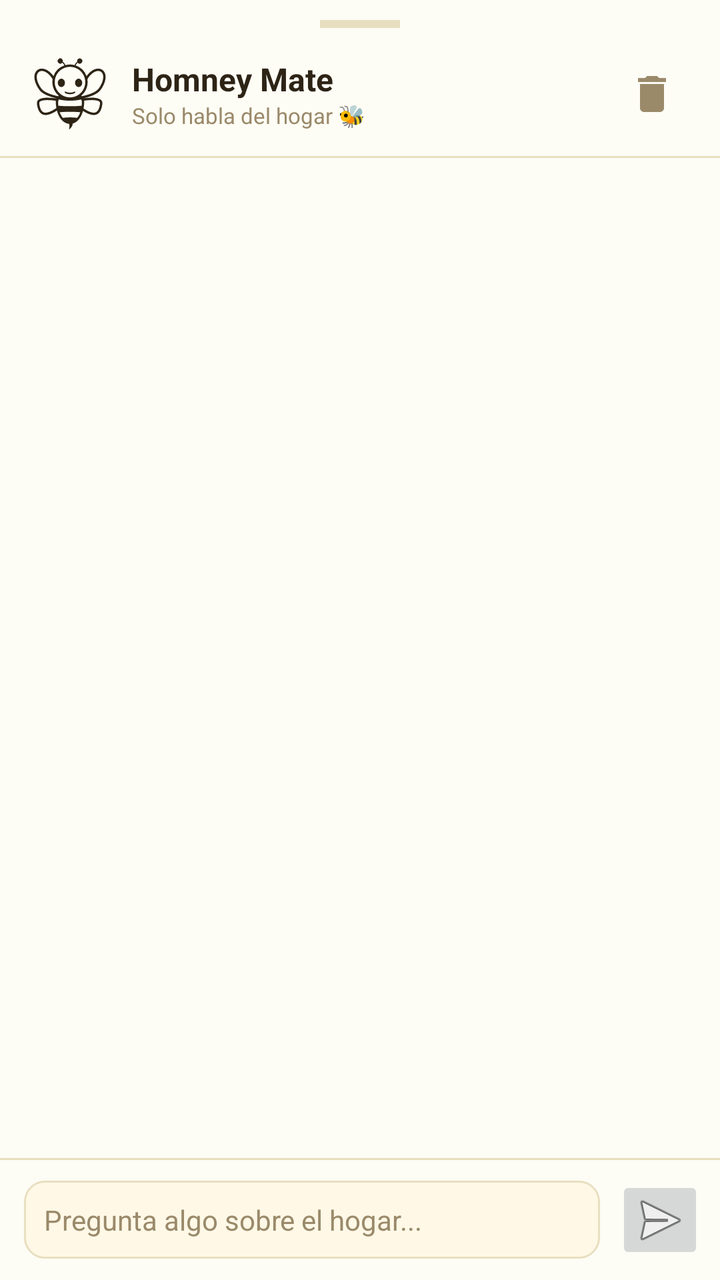
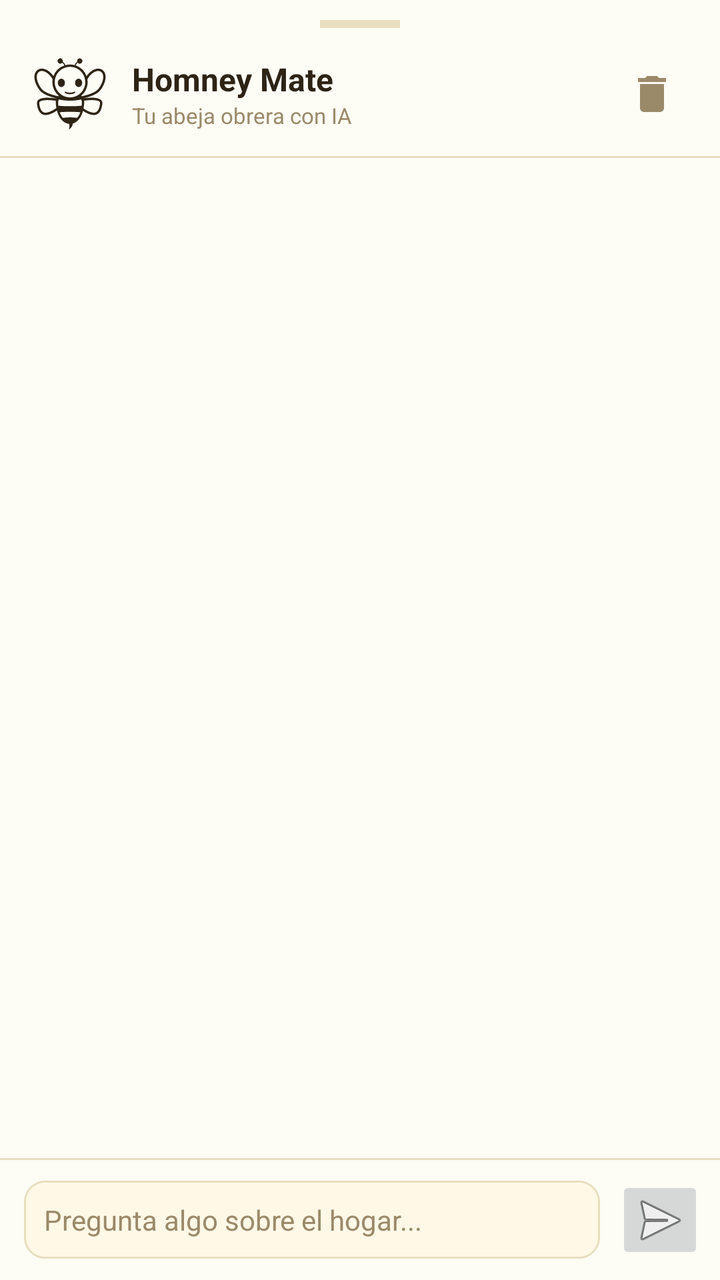

Compare the two renders of this Android layout. The source of the first and the diff that turns it into the second are given below.
<!-- AndroidManifest.xml: application theme Theme.HomneyApp -->
<!-- res/layout/fragment_hogar_ai_chat.xml -->
<?xml version="1.0" encoding="utf-8"?>
<LinearLayout
    xmlns:android="http://schemas.android.com/apk/res/android"
    android:layout_width="match_parent"
    android:layout_height="match_parent"
    android:orientation="vertical"
    android:background="@color/background">

    
    <View
        android:layout_width="40dp"
        android:layout_height="4dp"
        android:layout_gravity="center_horizontal"
        android:layout_marginTop="10dp"
        android:layout_marginBottom="6dp"
        android:background="@color/border" />

    
    <LinearLayout
        android:layout_width="match_parent"
        android:layout_height="wrap_content"
        android:orientation="horizontal"
        android:gravity="center_vertical"
        android:paddingStart="16dp"
        android:paddingEnd="16dp"
        android:paddingTop="8dp"
        android:paddingBottom="12dp">

        <ImageView
            android:layout_width="38dp"
            android:layout_height="38dp"
            android:src="@drawable/homney_mate"
            android:layout_marginEnd="12dp" />

        <LinearLayout
            android:layout_width="0dp"
            android:layout_height="wrap_content"
            android:layout_weight="1"
            android:orientation="vertical">

            <TextView
                android:layout_width="wrap_content"
                android:layout_height="wrap_content"
                android:text="Homney Mate"
                android:textColor="@color/text"
                android:textSize="16sp"
                android:textStyle="bold" />

            <TextView
                android:layout_width="wrap_content"
                android:layout_height="wrap_content"
                android:text="Solo habla del hogar 🐝"
                style="@style/Homney.Text.Muted"
                android:textSize="11sp" />
        </LinearLayout>

        <ImageButton
            android:id="@+id/btn_limpiar_historial"
            android:layout_width="36dp"
            android:layout_height="36dp"
            android:src="@drawable/ic_limpiar_chat"
            android:contentDescription="Limpiar historial"
            android:background="?attr/selectableItemBackgroundBorderless"
            android:padding="6dp" />

    </LinearLayout>

    
    <View
        android:layout_width="match_parent"
        android:layout_height="1dp"
        android:background="@color/border" />

    
    <ScrollView
        android:id="@+id/scroll_chat"
        android:layout_width="match_parent"
        android:layout_height="0dp"
        android:layout_weight="1"
        android:fillViewport="false"
        android:clipToPadding="false">

        <LinearLayout
            android:id="@+id/ll_mensajes"
            android:layout_width="match_parent"
            android:layout_height="wrap_content"
            android:orientation="vertical"
            android:padding="14dp" />

    </ScrollView>

    
    <ProgressBar
        android:id="@+id/loading_ia"
        android:layout_width="wrap_content"
        android:layout_height="24dp"
        android:layout_gravity="start"
        android:layout_marginStart="18dp"
        android:layout_marginBottom="4dp"
        android:visibility="gone"
        style="?android:attr/progressBarStyleSmall" />

    
    <View
        android:layout_width="match_parent"
        android:layout_height="1dp"
        android:background="@color/border" />

    
    <LinearLayout
        android:layout_width="match_parent"
        android:layout_height="wrap_content"
        android:orientation="horizontal"
        android:gravity="center_vertical"
        android:paddingStart="12dp"
        android:paddingEnd="8dp"
        android:paddingTop="8dp"
        android:paddingBottom="8dp">

        <EditText
            android:id="@+id/et_pregunta"
            android:layout_width="0dp"
            android:layout_height="wrap_content"
            android:layout_weight="1"
            android:hint="Pregunta algo sobre el hogar..."
            android:background="@drawable/bg_input"
            android:padding="10dp"
            android:textSize="14sp"
            android:textColor="@color/text"
            android:textColorHint="@color/muted"
            android:inputType="textMultiLine|textCapSentences"
            android:maxLines="3"
            android:layout_marginEnd="8dp" />

        <ImageButton
            android:id="@+id/btn_enviar_ia"
            android:layout_width="44dp"
            android:layout_height="44dp"
            android:src="@android:drawable/ic_menu_send"
            android:contentDescription="Enviar"
            android:padding="10dp" />

    </LinearLayout>

</LinearLayout>
<!-- resources referenced by this layout -->
<resources>
  <color name="background">#FDFCF5</color>
  <color name="border">#E8DFC0</color>
  <color name="muted">#9A8A6A</color>
  <color name="text">#2D2416</color>
  <!-- drawable bg_input (drawable) -->
  <?xml version="1.0" encoding="utf-8"?>
  <selector xmlns:android="http://schemas.android.com/apk/res/android">
  
      
      <item android:state_focused="true">
          <shape android:shape="rectangle">
              <solid android:color="@color/surface_two" />
              <stroke android:width="2dp" android:color="@color/accent" />
              <corners android:radius="10dp" />
          </shape>
      </item>
  
      
      <item>
          <shape android:shape="rectangle">
              <solid android:color="@color/surface_two" />
              <stroke android:width="1dp" android:color="@color/border" />
              <corners android:radius="10dp" />
          </shape>
      </item>
  
  </selector>
  <!-- drawable ic_limpiar_chat (drawable) -->
  <vector xmlns:android="http://schemas.android.com/apk/res/android"
      android:width="24dp"
      android:height="24dp"
      android:viewportWidth="24"
      android:viewportHeight="24">
      <path
          android:fillColor="@color/muted"
          android:pathData="M6,19c0,1.1 0.9,2 2,2h8c1.1,0 2,-0.9 2,-2V7H6v12zM19,4h-3.5l-1,-1h-5l-1,1H5v2h14V4z"/>
  </vector>
  <style name="Homney.Text.Muted" parent="Homney.Text">
          <item name="android:textColor">@color/muted</item>
          <item name="android:textSize">12sp</item>
      </style>
  <color name="surface_two">#FFF8E7</color>
  <color name="accent">#F5C518</color>
  <style name="Homney.Text" parent="" />
  <color name="accent_dark">#D4A80E</color>
  <color name="green">#7CC87A</color>
  <color name="green_dark">#58A856</color>
  <color name="surface">#FFFFFFFF</color>
  <!-- unchanged entries left out for length: 2 -->
</resources>

<!-- the commit's change to res/layout/fragment_hogar_ai_chat.xml (unified diff, before → after) -->
@@ -49,7 +49,7 @@
             <TextView
                 android:layout_width="wrap_content"
                 android:layout_height="wrap_content"
-                android:text="Solo habla del hogar 🐝"
+                android:text="Tu abeja obrera con IA"
                 style="@style/Homney.Text.Muted"
                 android:textSize="11sp" />
         </LinearLayout>
@@ -107,7 +107,21 @@
         android:background="@color/border" />
 
     
+    <Button
+        android:id="@+id/btn_aceptar_bienvenida"
+        style="@style/Homney.Button.Primary"
+        android:layout_width="match_parent"
+        android:layout_height="wrap_content"
+        android:layout_marginStart="16dp"
+        android:layout_marginEnd="16dp"
+        android:layout_marginTop="10dp"
+        android:layout_marginBottom="12dp"
+        android:text="¡Entendido! Ir a la colmena 🍯"
+        android:visibility="gone" />
+
+    
     <LinearLayout
+        android:id="@+id/ll_barra_entrada"
         android:layout_width="match_parent"
         android:layout_height="wrap_content"
         android:orientation="horizontal"
<!-- resource entries referenced after the edit -->
@@ -37,17 +37,71 @@
           android:fillColor="@color/muted"
           android:pathData="M6,19c0,1.1 0.9,2 2,2h8c1.1,0 2,-0.9 2,-2V7H6v12zM19,4h-3.5l-1,-1h-5l-1,1H5v2h14V4z"/>
   </vector>
+  <style name="Homney.Button.Primary" parent="Homney.Button.Base">
+          <item name="android:background">@drawable/bg_button_primary</item>
+          <item name="android:textColor">@color/text</item>
+      </style>
   <style name="Homney.Text.Muted" parent="Homney.Text">
           <item name="android:textColor">@color/muted</item>
           <item name="android:textSize">12sp</item>
       </style>
   <color name="surface_two">#FFF8E7</color>
   <color name="accent">#F5C518</color>
+  <style name="Homney.Button.Base" parent="Widget.AppCompat.Button">
+          <item name="android:minHeight">44dp</item>
+          <item name="android:paddingLeft">20dp</item>
+          <item name="android:paddingRight">20dp</item>
+          <item name="android:paddingTop">10dp</item>
+          <item name="android:paddingBottom">10dp</item>
+          <item name="android:textSize">14sp</item>
+          <item name="android:textStyle">bold</item>
+          <item name="android:fontFamily">sans-serif-medium</item>
+          <item name="android:letterSpacing">0.01</item>
+          <item name="android:stateListAnimator">@null</item>
+          <item name="android:insetTop">0dp</item>
+          <item name="android:insetBottom">0dp</item>
+      </style>
+  <!-- drawable bg_button_primary (drawable) -->
+  <?xml version="1.0" encoding="utf-8"?>
+  <selector xmlns:android="http://schemas.android.com/apk/res/android">
+  
+      
+      <item android:state_enabled="false">
+          <shape android:shape="rectangle">
+              <solid android:color="@color/accent_disabled" />
+              <corners android:radius="10dp" />
+          </shape>
+      </item>
+  
+      
+      <item android:state_pressed="true">
+          <shape android:shape="rectangle">
+              <solid android:color="@color/accent_dark" />
+              <corners android:radius="10dp" />
+          </shape>
+      </item>
+      <item android:state_focused="true">
+          <shape android:shape="rectangle">
+              <solid android:color="@color/accent_dark" />
+              <corners android:radius="10dp" />
+          </shape>
+      </item>
+  
+      
+      <item>
+          <shape android:shape="rectangle">
+              <solid android:color="@color/accent" />
+              <corners android:radius="10dp" />
+          </shape>
+      </item>
+  
+  </selector>
   <style name="Homney.Text" parent="" />
   <color name="accent_dark">#D4A80E</color>
   <color name="green">#7CC87A</color>
   <color name="green_dark">#58A856</color>
   <color name="surface">#FFFFFFFF</color>
+  <color name="accent_disabled">#8CF5C518</color>
   <!-- unchanged entries left out for length: 2 -->
 </resources>
 
